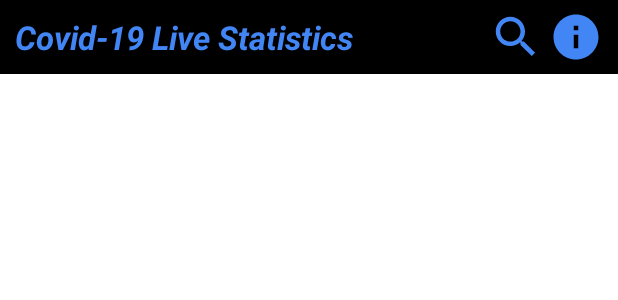
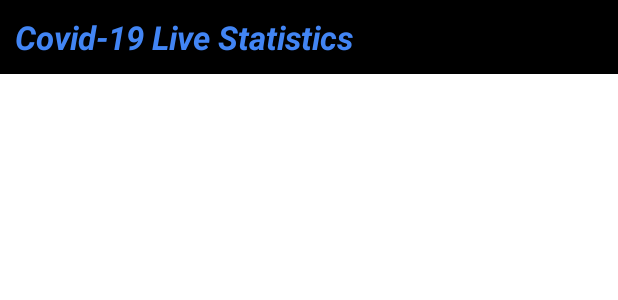
Before and after one commit to sunilpaulmathew/CLS, an Android app: the layout activity_main.xml on its own in the app's theme, with its tools: preview values and no code run, on a phone screen of 412 x 824 dp. Shown: the top 300 px of the screen. Run offline under Robolectric (Android 15) with nearby library versions, the phone set to English and light mode, and no system bars.

Commit message:
Hide icons when data not loaded
Signed-off-by: sunilpaulmathew <sunil.kde@gmail.com>

```diff
--- a/demo/src/main/java/in/sunilpaulmathew/covidstats/demo/MainActivity.java
+++ b/demo/src/main/java/in/sunilpaulmathew/covidstats/demo/MainActivity.java
@@ -134,6 +134,8 @@ public class MainActivity extends AppCompatActivity {
             public void onPostExecute() {
                 if (CovidStats.isDataLoaded()) {
                     mRecyclerView.setAdapter(new RecyclerViewAdapter(mData));
+                    mSearchButton.setVisibility(View.VISIBLE);
+                    mInfoButton.setVisibility(View.VISIBLE);
                 } else {
                     snackBar(getString(R.string.network_failed), MainActivity.this);
                 }
--- a/demo/src/main/res/layout/activity_main.xml
+++ b/demo/src/main/res/layout/activity_main.xml
@@ -44,15 +44,22 @@
                 android:maxLines="1" />
         </androidx.appcompat.widget.LinearLayoutCompat>
 
+        <androidx.appcompat.widget.LinearLayoutCompat
+            android:layout_width="wrap_content"
+            android:layout_height="wrap_content"
+            android:orientation="horizontal"
+            android:layout_gravity="end|center" >
+
             <androidx.appcompat.widget.AppCompatImageButton
                 android:id="@id/search_button"
                 android:layout_width="wrap_content"
                 android:layout_height="wrap_content"
                 android:layout_gravity="end|center"
                 android:src="@drawable/ic_search"
-            android:layout_marginEnd="50dp"
+                android:layout_marginEnd="10dp"
                 android:tint="@color/colorBlue"
-            android:background="@null" />
+                android:background="@null"
+                android:visibility="gone" />
 
             <androidx.appcompat.widget.AppCompatImageButton
                 android:id="@+id/info_button"
@@ -62,7 +69,9 @@
                 android:src="@drawable/ic_info"
                 android:tint="@color/colorBlue"
                 android:layout_marginEnd="10dp"
-            android:background="@null" />
+                android:background="@null"
+                android:visibility="gone" />
+        </androidx.appcompat.widget.LinearLayoutCompat>
     </FrameLayout>
 
     <ProgressBar
```
Lines whose indentation alone changed are shown as unchanged.
